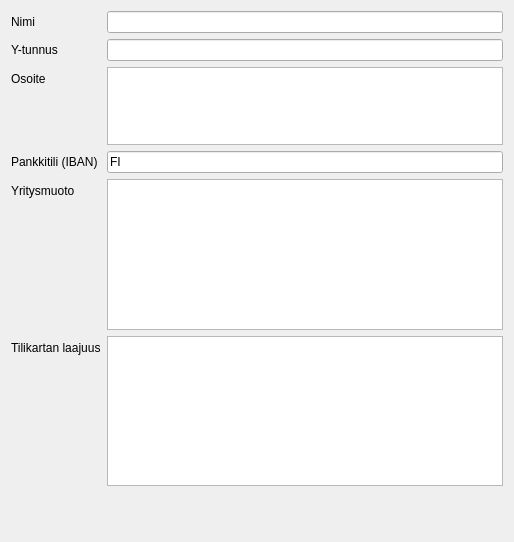
Before: the Qt Designer form kitupiikki/uusikirjanpito/uusitiedot.ui in artoh/kitupiikki, drawn with Qt 5.
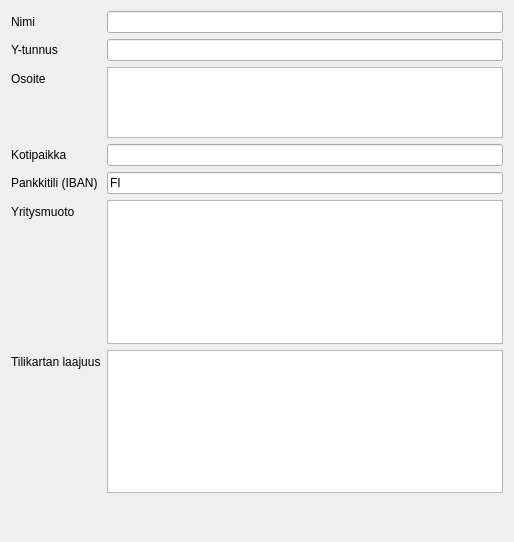
After: the same form once the commit is applied.

```diff
--- a/kitupiikki/uusikirjanpito/uusitiedot.ui
+++ b/kitupiikki/uusikirjanpito/uusitiedot.ui
@@ -50,7 +50,7 @@
      </property>
     </widget>
    </item>
-   <item row="5" column="0">
+   <item row="6" column="0">
     <widget class="QLabel" name="label_3">
      <property name="text">
       <string>Pankkitili (IBAN)</string>
@@ -60,14 +60,14 @@
      </property>
     </widget>
    </item>
-   <item row="5" column="1">
+   <item row="6" column="1">
     <widget class="QLineEdit" name="tiliLine">
      <property name="text">
       <string>FI</string>
      </property>
     </widget>
    </item>
-   <item row="6" column="0">
+   <item row="7" column="0">
     <widget class="QLabel" name="muotoLabel">
      <property name="text">
       <string>Yritysmuoto</string>
@@ -77,10 +77,10 @@
      </property>
     </widget>
    </item>
-   <item row="6" column="1">
+   <item row="7" column="1">
     <widget class="QListWidget" name="muotoList"/>
    </item>
-   <item row="7" column="0">
+   <item row="8" column="0">
     <widget class="QLabel" name="label_4">
      <property name="text">
       <string>Tilikartan laajuus</string>
@@ -90,10 +90,10 @@
      </property>
     </widget>
    </item>
-   <item row="7" column="1">
+   <item row="8" column="1">
     <widget class="QListWidget" name="laajuusList"/>
    </item>
-   <item row="8" column="0">
+   <item row="9" column="0">
     <spacer name="verticalSpacer">
      <property name="orientation">
       <enum>Qt::Vertical</enum>
@@ -119,6 +119,16 @@
    <item row="2" column="1">
     <widget class="QLineEdit" name="ytunnusEdit"/>
    </item>
+   <item row="5" column="0">
+    <widget class="QLabel" name="label_6">
+     <property name="text">
+      <string>Kotipaikka</string>
+     </property>
+    </widget>
+   </item>
+   <item row="5" column="1">
+    <widget class="QLineEdit" name="kotipaikkaEdit"/>
+   </item>
   </layout>
  </widget>
  <tabstops>
```
Left out of the diff: 1 changed line with no effect on the pictures.
